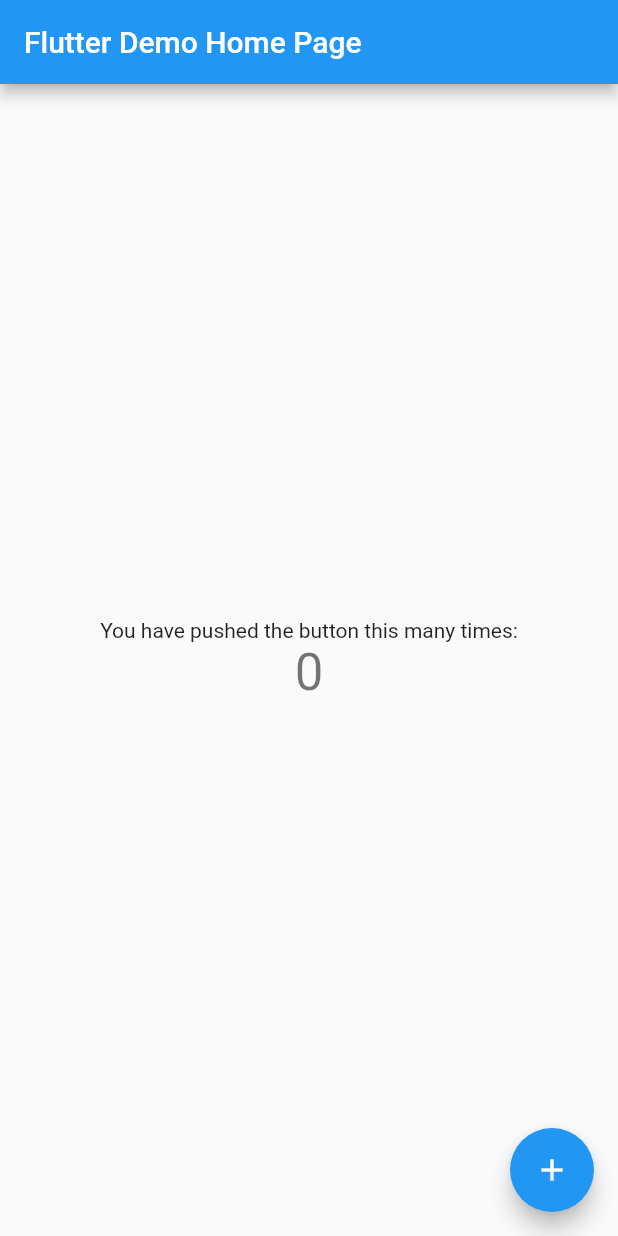
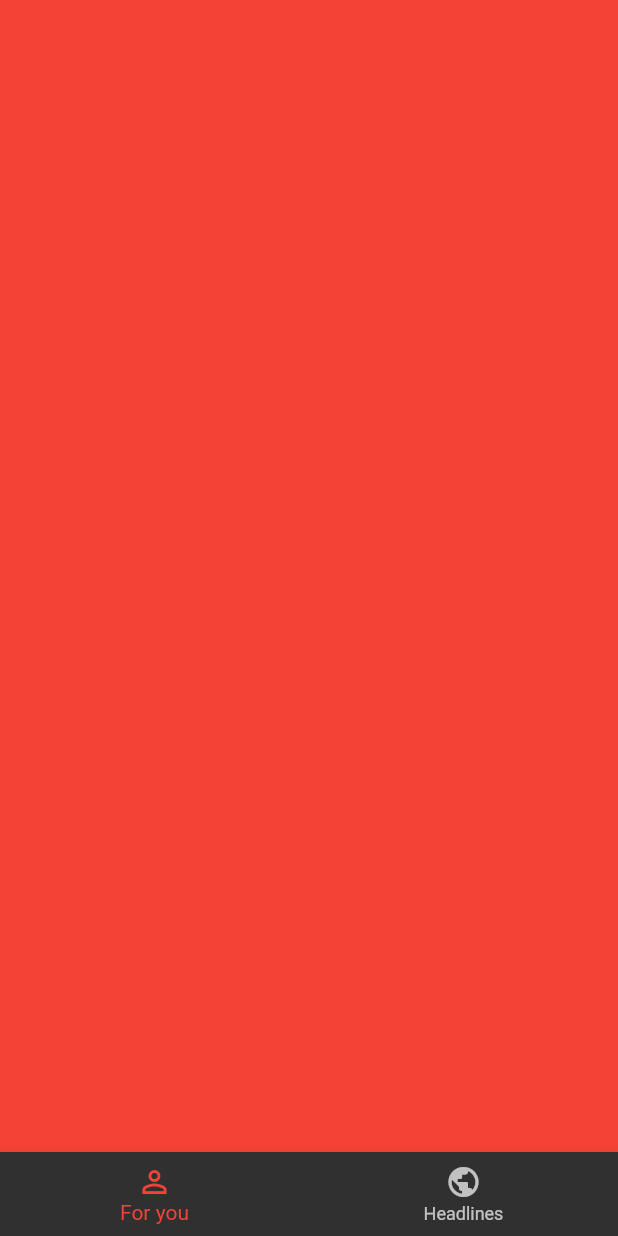
Before and after one commit to NicoCieri10/news_app, a Flutter app: the screen it shows after launch, on a phone screen of 412 x 824 dp. Run offline on Flutter 3.47's test engine with Material 2 defaults, Android fonts, the phone set to English and light mode, and no system bars.

```diff
--- a/lib/main.dart
+++ b/lib/main.dart
@@ -1,115 +1,19 @@
 import 'package:flutter/material.dart';
+import 'package:news_app/src/pages/tabs_page.dart';
+import 'package:news_app/src/theme/theme.dart';
 
-void main() {
-  runApp(const MyApp());
-}
+void main() => runApp(const MyApp());
 
 class MyApp extends StatelessWidget {
   const MyApp({super.key});
 
-  // This widget is the root of your application.
   @override
   Widget build(BuildContext context) {
     return MaterialApp(
-      title: 'Flutter Demo',
-      theme: ThemeData(
-        // This is the theme of your application.
-        //
-        // Try running your application with "flutter run". You'll see the
-        // application has a blue toolbar. Then, without quitting the app, try
-        // changing the primarySwatch below to Colors.green and then invoke
-        // "hot reload" (press "r" in the console where you ran "flutter run",
-        // or simply save your changes to "hot reload" in a Flutter IDE).
-        // Notice that the counter didn't reset back to zero; the application
-        // is not restarted.
-        primarySwatch: Colors.blue,
-      ),
-      home: const MyHomePage(title: 'Flutter Demo Home Page'),
+      title: 'Material App',
+      theme: myTheme,
+      debugShowCheckedModeBanner: false,
+      home: const TabsPage(),
     );
   }
 }
-
-class MyHomePage extends StatefulWidget {
-  const MyHomePage({super.key, required this.title});
-
-  // This widget is the home page of your application. It is stateful, meaning
-  // that it has a State object (defined below) that contains fields that affect
-  // how it looks.
-
-  // This class is the configuration for the state. It holds the values (in this
-  // case the title) provided by the parent (in this case the App widget) and
-  // used by the build method of the State. Fields in a Widget subclass are
-  // always marked "final".
-
-  final String title;
-
-  @override
-  State<MyHomePage> createState() => _MyHomePageState();
-}
-
-class _MyHomePageState extends State<MyHomePage> {
-  int _counter = 0;
-
-  void _incrementCounter() {
-    setState(() {
-      // This call to setState tells the Flutter framework that something has
-      // changed in this State, which causes it to rerun the build method below
-      // so that the display can reflect the updated values. If we changed
-      // _counter without calling setState(), then the build method would not be
-      // called again, and so nothing would appear to happen.
-      _counter++;
-    });
-  }
-
-  @override
-  Widget build(BuildContext context) {
-    // This method is rerun every time setState is called, for instance as done
-    // by the _incrementCounter method above.
-    //
-    // The Flutter framework has been optimized to make rerunning build methods
-    // fast, so that you can just rebuild anything that needs updating rather
-    // than having to individually change instances of widgets.
-    return Scaffold(
-      appBar: AppBar(
-        // Here we take the value from the MyHomePage object that was created by
-        // the App.build method, and use it to set our appbar title.
-        title: Text(widget.title),
-      ),
-      body: Center(
-        // Center is a layout widget. It takes a single child and positions it
-        // in the middle of the parent.
-        child: Column(
-          // Column is also a layout widget. It takes a list of children and
-          // arranges them vertically. By default, it sizes itself to fit its
-          // children horizontally, and tries to be as tall as its parent.
-          //
-          // Invoke "debug painting" (press "p" in the console, choose the
-          // "Toggle Debug Paint" action from the Flutter Inspector in Android
-          // Studio, or the "Toggle Debug Paint" command in Visual Studio Code)
-          // to see the wireframe for each widget.
-          //
-          // Column has various properties to control how it sizes itself and
-          // how it positions its children. Here we use mainAxisAlignment to
-          // center the children vertically; the main axis here is the vertical
-          // axis because Columns are vertical (the cross axis would be
-          // horizontal).
-          mainAxisAlignment: MainAxisAlignment.center,
-          children: <Widget>[
-            const Text(
-              'You have pushed the button this many times:',
-            ),
-            Text(
-              '$_counter',
-              style: Theme.of(context).textTheme.headline4,
-            ),
-          ],
-        ),
-      ),
-      floatingActionButton: FloatingActionButton(
-        onPressed: _incrementCounter,
-        tooltip: 'Increment',
-        child: const Icon(Icons.add),
-      ), // This trailing comma makes auto-formatting nicer for build methods.
-    );
-  }
-}
--- /dev/null
+++ b/lib/src/pages/tabs_page.dart
@@ -0,0 +1,58 @@
+import 'package:flutter/material.dart';
+
+class TabsPage extends StatelessWidget {
+  const TabsPage({Key? key}) : super(key: key);
+
+  @override
+  Widget build(BuildContext context) {
+    return const Scaffold(
+      body: _Pages(),
+      bottomNavigationBar: _Navigation(),
+    );
+  }
+}
+
+class _Navigation extends StatelessWidget {
+  const _Navigation({
+    Key? key,
+  }) : super(key: key);
+
+  @override
+  Widget build(BuildContext context) {
+    return BottomNavigationBar(
+      currentIndex: 0,
+      items: const [
+        BottomNavigationBarItem(
+          icon: Icon(Icons.person_outline),
+          label: 'For you',
+        ),
+        BottomNavigationBarItem(
+          icon: Icon(Icons.public),
+          label: 'Headlines',
+        ),
+      ],
+    );
+  }
+}
+
+class _Pages extends StatelessWidget {
+  const _Pages({
+    Key? key,
+  }) : super(key: key);
+
+  @override
+  Widget build(BuildContext context) {
+    return PageView(
+      // physics: const BouncingScrollPhysics(),
+      physics: const NeverScrollableScrollPhysics(),
+      children: [
+        Container(
+          color: Colors.red,
+        ),
+        Container(
+          color: Colors.green,
+        ),
+      ],
+    );
+  }
+}
--- /dev/null
+++ b/lib/src/theme/theme.dart
@@ -0,0 +1,5 @@
+import 'package:flutter/material.dart';
+
+final myTheme = ThemeData.dark().copyWith(
+  colorScheme: ColorScheme.fromSwatch().copyWith(primary: Colors.red),
+);
```
Also changed, not shown: lib/src/pages/tab1_page.dart (added), lib/src/pages/tab2_page.dart (added).
